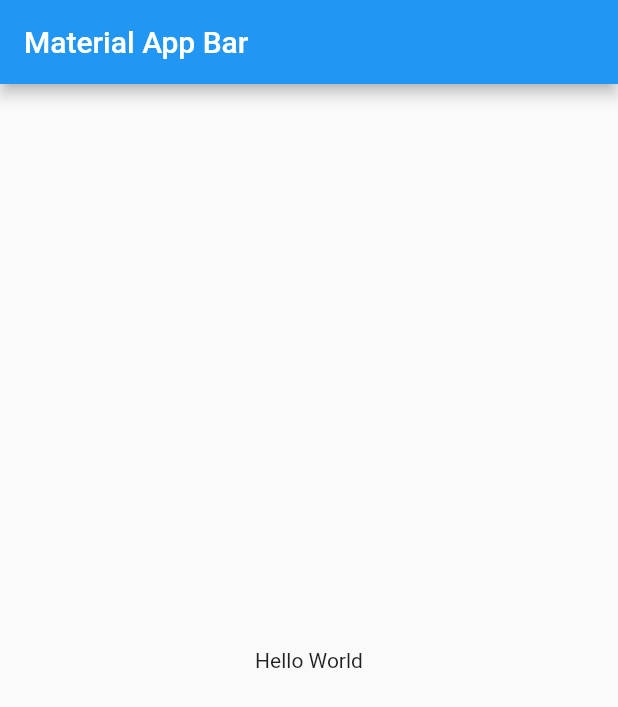
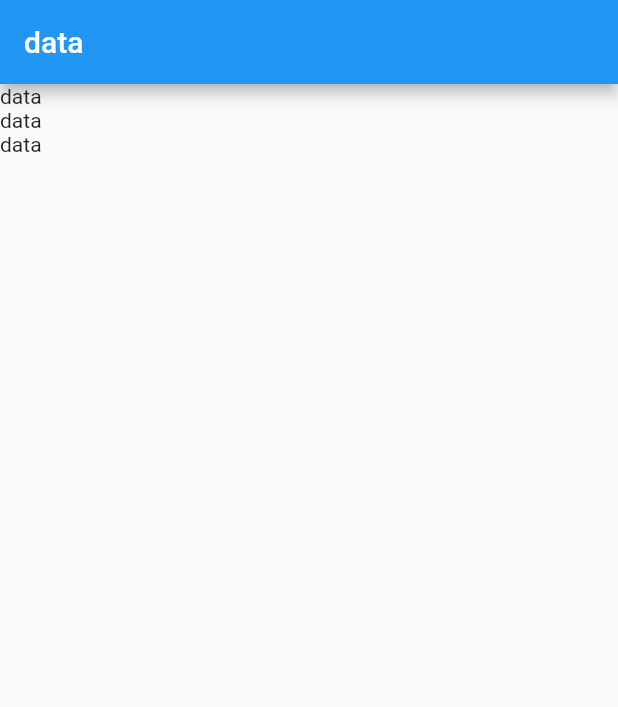
Before and after one commit to ramonyohannes/Counter_App, a Flutter app: the screen it shows after launch, on a phone screen of 412 x 824 dp. Shown: the top 707 px of the screen. Run offline on Flutter 3.47's test engine with Material 2 defaults, Android fonts, the phone set to English and light mode, and no system bars.

Commit message:
Added Folder Structure

```diff
--- a/lib/main.dart
+++ b/lib/main.dart
@@ -1,22 +1,16 @@
 import 'package:flutter/material.dart';
+
+import 'presentation/screens/counter_page_screen.dart';
 
 void main() => runApp(MyApp());
 
 class MyApp extends StatelessWidget {
   @override
   Widget build(BuildContext context) {
-    return MaterialApp(
+    return const MaterialApp(
+      debugShowCheckedModeBanner: false,
       title: 'Material App',
-      home: Scaffold(
-        appBar: AppBar(
-          title: Text('Material App Bar'),
-        ),
-        body: Center(
-          child: Container(
-            child: Text('Hello World'),
-          ),
-        ),
-      ),
+      home: Counter_Screen(),
     );
   }
 }
--- /dev/null
+++ b/lib/presentation/screens/counter_page_screen.dart
@@ -0,0 +1,21 @@
+import 'package:flutter/material.dart';
+
+class Counter_Screen extends StatelessWidget {
+  const Counter_Screen({Key? key}) : super(key: key);
+
+  @override
+  Widget build(BuildContext context) {
+    return Scaffold(
+      appBar: AppBar(
+        title: Text("data"),
+      ),
+      body: Column(
+        children: [
+          Text("data"),
+          Text("data"),
+          Text("data"),
+        ],
+      ),
+    );
+  }
+}
```
Also changed, not shown: lib/core/constant/string.dart (added), lib/core/themes/app_theme.dart (added), lib/presentation/router/app_router.dart (added).
